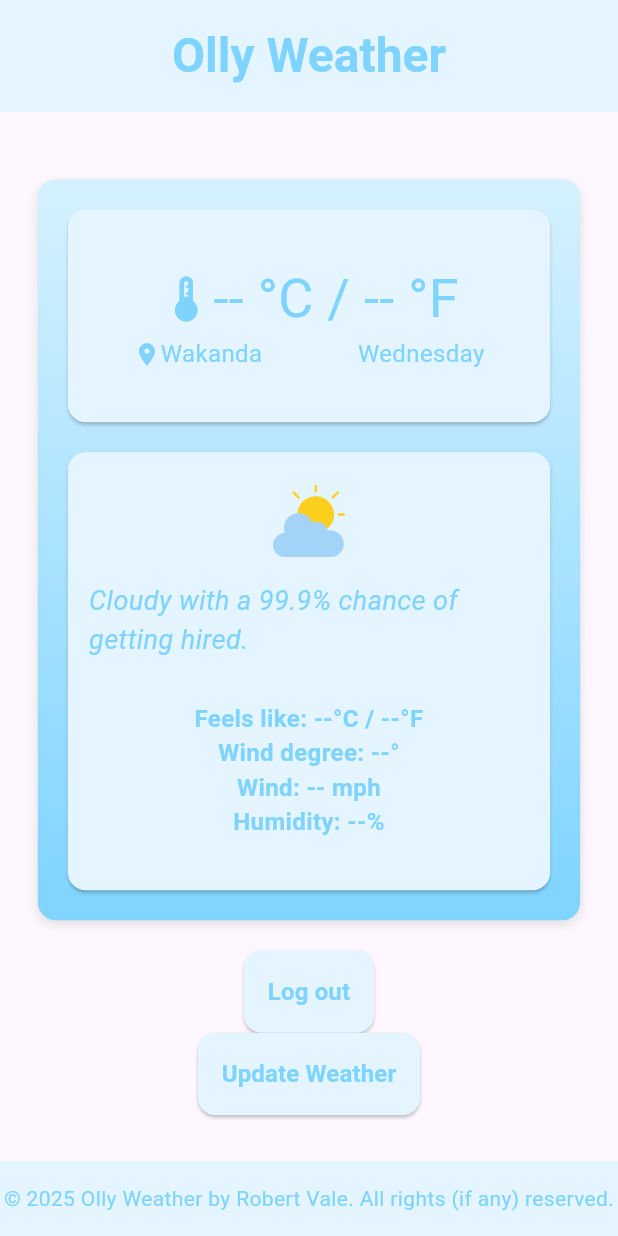
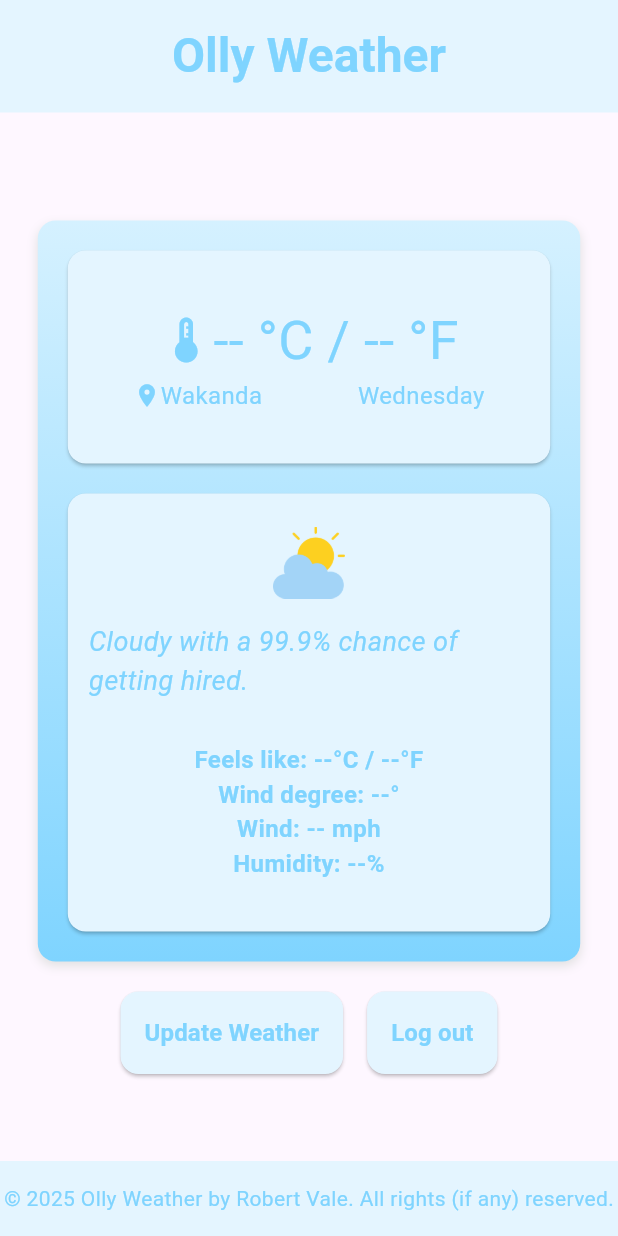
Before and after one commit to Gld3n/olly_weather, a Flutter app: the WeatherView screen opened directly with empty values, after a tap on "Update Weather", on a phone screen of 412 x 824 dp. Run offline on Flutter 3.47's test engine with Material 3 defaults, Android fonts, the phone set to English and light mode, and no system bars; our stand-ins replace flutter_dotenv, location; missing offline and left inert: universal_html.

Commit message:
refactor(weatherView): improve action buttons display

```diff
--- a/lib/views/weather.dart
+++ b/lib/views/weather.dart
@@ -80,18 +80,23 @@ class WeatherView extends StatelessWidget {
               },
             ),
             const SizedBox(height: 6),
+            Row(
+              mainAxisAlignment: MainAxisAlignment.center,
+              spacing: 16,
+              children: [
+                ActionButton(
+                  label: 'Update Weather',
+                  onPressed: () {
+                    weatherViewModel.getWeather();
+                  },
+                ),
                 ActionButton(
                   label: 'Log out',
                   onPressed: () {
                     Navigator.pop(context);
                   },
                 ),
-            // TODO: REMOVE THIS
-            ActionButton(
-              label: 'Update Weather',
-              onPressed: () {
-                weatherViewModel.getWeather();
-              },
+              ],
             ),
           ],
         ),
```
Lines whose indentation alone changed are shown as unchanged.
